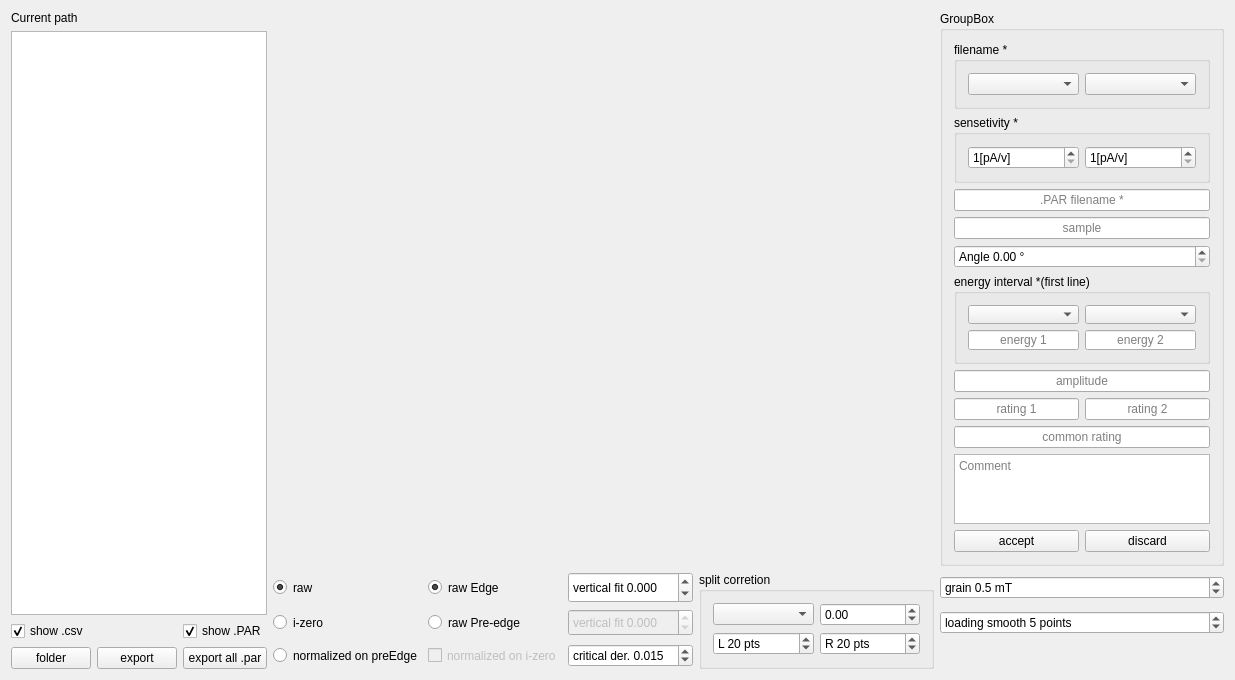
Above: mainwindow.ui from Rezenter/HysteLoop before the change. Below: the same form after it.
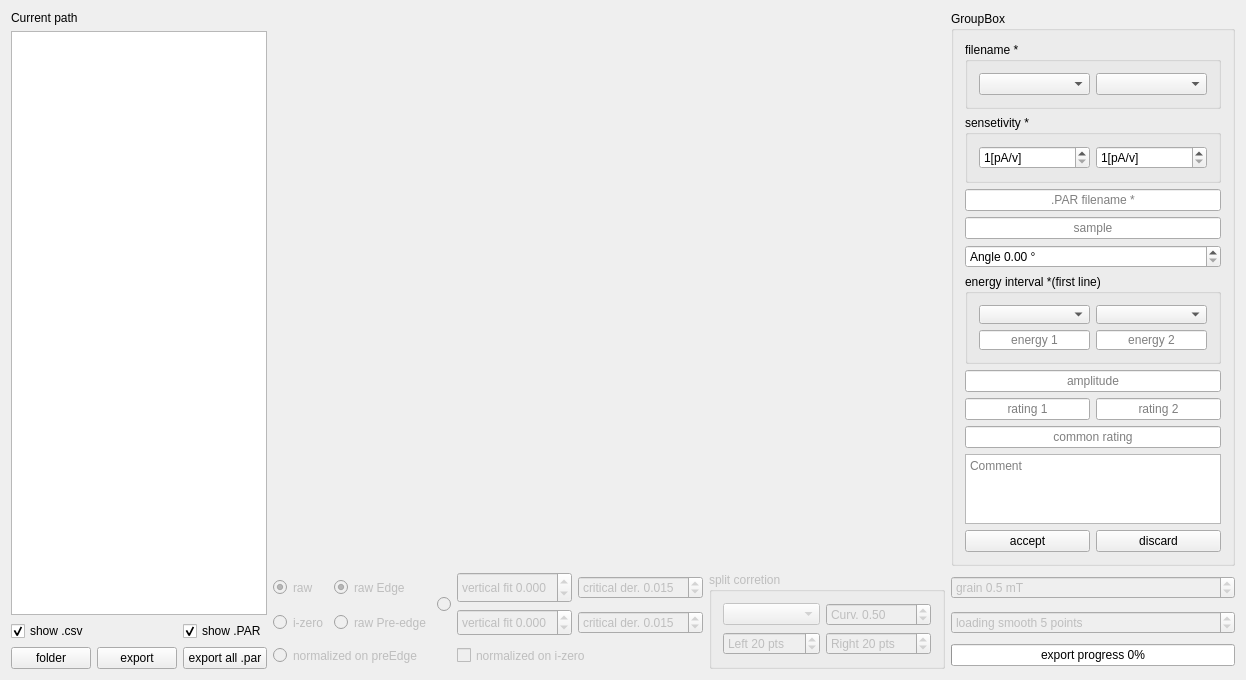
That is the form after the change.

Patch:
```diff
--- a/mainwindow.ui
+++ b/mainwindow.ui
@@ -15,7 +15,99 @@
   </property>
   <widget class="QWidget" name="centralWidget">
    <layout class="QGridLayout" name="gridLayout_5">
-    <item row="0" column="8">
+    <item row="1" column="6" rowspan="3" colspan="4">
+     <widget class="QGroupBox" name="splitGroupBox">
+      <property name="enabled">
+       <bool>false</bool>
+      </property>
+      <property name="sizePolicy">
+       <sizepolicy hsizetype="Expanding" vsizetype="Minimum">
+        <horstretch>0</horstretch>
+        <verstretch>0</verstretch>
+       </sizepolicy>
+      </property>
+      <property name="title">
+       <string>split corretion</string>
+      </property>
+      <layout class="QGridLayout" name="gridLayout_6">
+       <item row="1" column="0">
+        <widget class="QSpinBox" name="splitLeftSpinBox">
+         <property name="suffix">
+          <string> pts</string>
+         </property>
+         <property name="prefix">
+          <string>Left </string>
+         </property>
+         <property name="maximum">
+          <number>5000</number>
+         </property>
+         <property name="singleStep">
+          <number>1</number>
+         </property>
+         <property name="value">
+          <number>20</number>
+         </property>
+        </widget>
+       </item>
+       <item row="1" column="1">
+        <widget class="QSpinBox" name="splitRightSpinBox">
+         <property name="suffix">
+          <string> pts</string>
+         </property>
+         <property name="prefix">
+          <string>Right </string>
+         </property>
+         <property name="maximum">
+          <number>5000</number>
+         </property>
+         <property name="singleStep">
+          <number>1</number>
+         </property>
+         <property name="value">
+          <number>20</number>
+         </property>
+        </widget>
+       </item>
+       <item row="0" column="0">
+        <widget class="QComboBox" name="splitComboBox">
+         <property name="currentIndex">
+          <number>-1</number>
+         </property>
+        </widget>
+       </item>
+       <item row="0" column="1">
+        <widget class="QDoubleSpinBox" name="splitShiftDoubleSpinBox">
+         <property name="prefix">
+          <string>Curv. </string>
+         </property>
+         <property name="minimum">
+          <double>0.000000000000000</double>
+         </property>
+         <property name="maximum">
+          <double>1.000000000000000</double>
+         </property>
+         <property name="singleStep">
+          <double>0.010000000000000</double>
+         </property>
+         <property name="value">
+          <double>0.500000000000000</double>
+         </property>
+        </widget>
+       </item>
+      </layout>
+     </widget>
+    </item>
+    <item row="0" column="1" colspan="9">
+     <widget class="QWidget" name="chartWidget" native="true">
+      <property name="sizePolicy">
+       <sizepolicy hsizetype="Expanding" vsizetype="Expanding">
+        <horstretch>0</horstretch>
+        <verstretch>0</verstretch>
+       </sizepolicy>
+      </property>
+     </widget>
+    </item>
+    <item row="0" column="10">
      <widget class="QGroupBox" name="groupBox_4">
       <property name="title">
        <string>GroupBox</string>
@@ -364,7 +456,7 @@
       </layout>
      </widget>
     </item>
-    <item row="2" column="3">
+    <item row="2" column="4">
      <widget class="QDoubleSpinBox" name="verticalFit2SpinBox">
       <property name="enabled">
        <bool>false</bool>
@@ -392,8 +484,11 @@
       </property>
      </widget>
     </item>
-    <item row="1" column="3">
+    <item row="1" column="4">
      <widget class="QDoubleSpinBox" name="verticalFit1SpinBox">
+      <property name="enabled">
+       <bool>false</bool>
+      </property>
       <property name="sizePolicy">
        <sizepolicy hsizetype="Minimum" vsizetype="Minimum">
         <horstretch>0</horstretch>
@@ -420,8 +515,11 @@
       </property>
      </widget>
     </item>
-    <item row="2" column="8">
+    <item row="2" column="10">
      <widget class="QSpinBox" name="loadingSmoothSpinBox">
+      <property name="enabled">
+       <bool>false</bool>
+      </property>
       <property name="suffix">
        <string> points</string>
       </property>
@@ -441,6 +539,9 @@
     </item>
     <item row="2" column="2">
      <widget class="QRadioButton" name="preEdgeButton">
+      <property name="enabled">
+       <bool>false</bool>
+      </property>
       <property name="sizePolicy">
        <sizepolicy hsizetype="Minimum" vsizetype="Minimum">
         <horstretch>0</horstretch>
@@ -457,6 +558,9 @@
     </item>
     <item row="2" column="1">
      <widget class="QRadioButton" name="zeroSignalButton">
+      <property name="enabled">
+       <bool>false</bool>
+      </property>
       <property name="sizePolicy">
        <sizepolicy hsizetype="Minimum" vsizetype="Minimum">
         <horstretch>0</horstretch>
@@ -473,6 +577,9 @@
     </item>
     <item row="1" column="1">
      <widget class="QRadioButton" name="rawSignalButton">
+      <property name="enabled">
+       <bool>false</bool>
+      </property>
       <property name="sizePolicy">
        <sizepolicy hsizetype="Minimum" vsizetype="Minimum">
         <horstretch>0</horstretch>
@@ -490,18 +597,11 @@
       </attribute>
      </widget>
     </item>
-    <item row="0" column="1" colspan="7">
-     <widget class="QWidget" name="chartWidget" native="true">
-      <property name="sizePolicy">
-       <sizepolicy hsizetype="Expanding" vsizetype="Expanding">
-        <horstretch>0</horstretch>
-        <verstretch>0</verstretch>
-       </sizepolicy>
-      </property>
-     </widget>
-    </item>
-    <item row="1" column="8">
+    <item row="1" column="10">
      <widget class="QDoubleSpinBox" name="smoothDoubleSpinBox">
+      <property name="enabled">
+       <bool>false</bool>
+      </property>
       <property name="prefix">
        <string>grain </string>
       </property>
@@ -527,6 +627,9 @@
     </item>
     <item row="1" column="2">
      <widget class="QRadioButton" name="edgeButton">
+      <property name="enabled">
+       <bool>false</bool>
+      </property>
       <property name="sizePolicy">
        <sizepolicy hsizetype="Minimum" vsizetype="Minimum">
         <horstretch>0</horstretch>
@@ -544,141 +647,6 @@
       </attribute>
      </widget>
     </item>
-    <item row="3" column="1">
-     <widget class="QRadioButton" name="normSignalButton">
-      <property name="sizePolicy">
-       <sizepolicy hsizetype="Minimum" vsizetype="Minimum">
-        <horstretch>0</horstretch>
-        <verstretch>0</verstretch>
-       </sizepolicy>
-      </property>
-      <property name="text">
-       <string>normalized on preEdge</string>
-      </property>
-      <property name="checked">
-       <bool>false</bool>
-      </property>
-      <attribute name="buttonGroup">
-       <string notr="true">signalType</string>
-      </attribute>
-     </widget>
-    </item>
-    <item row="3" column="2">
-     <widget class="QCheckBox" name="zeroCheckBox">
-      <property name="enabled">
-       <bool>false</bool>
-      </property>
-      <property name="sizePolicy">
-       <sizepolicy hsizetype="Minimum" vsizetype="Minimum">
-        <horstretch>0</horstretch>
-        <verstretch>0</verstretch>
-       </sizepolicy>
-      </property>
-      <property name="text">
-       <string>normalized on i-zero</string>
-      </property>
-     </widget>
-    </item>
-    <item row="1" column="4" rowspan="3" colspan="4">
-     <widget class="QGroupBox" name="splitGroupBox">
-      <property name="enabled">
-       <bool>true</bool>
-      </property>
-      <property name="sizePolicy">
-       <sizepolicy hsizetype="Expanding" vsizetype="Minimum">
-        <horstretch>0</horstretch>
-        <verstretch>0</verstretch>
-       </sizepolicy>
-      </property>
-      <property name="title">
-       <string>split corretion</string>
-      </property>
-      <layout class="QGridLayout" name="gridLayout_6">
-       <item row="1" column="0">
-        <widget class="QSpinBox" name="splitLeftspinBox">
-         <property name="suffix">
-          <string> pts</string>
-         </property>
-         <property name="prefix">
-          <string>L </string>
-         </property>
-         <property name="maximum">
-          <number>999</number>
-         </property>
-         <property name="singleStep">
-          <number>10</number>
-         </property>
-         <property name="value">
-          <number>20</number>
-         </property>
-        </widget>
-       </item>
-       <item row="1" column="1">
-        <widget class="QSpinBox" name="splitRightSpinBox">
-         <property name="suffix">
-          <string> pts</string>
-         </property>
-         <property name="prefix">
-          <string>R </string>
-         </property>
-         <property name="maximum">
-          <number>999</number>
-         </property>
-         <property name="singleStep">
-          <number>10</number>
-         </property>
-         <property name="value">
-          <number>20</number>
-         </property>
-        </widget>
-       </item>
-       <item row="0" column="0">
-        <widget class="QComboBox" name="splitComboBox">
-         <property name="currentIndex">
-          <number>0</number>
-         </property>
-         <item>
-          <property name="text">
-           <string/>
-          </property>
-         </item>
-        </widget>
-       </item>
-       <item row="0" column="1">
-        <widget class="QDoubleSpinBox" name="splitShiftDoubleSpinBox">
-         <property name="minimum">
-          <double>-99.989999999999995</double>
-         </property>
-         <property name="singleStep">
-          <double>0.100000000000000</double>
-         </property>
-        </widget>
-       </item>
-      </layout>
-     </widget>
-    </item>
-    <item row="3" column="3">
-     <widget class="QDoubleSpinBox" name="derDoubleSpinBox">
-      <property name="enabled">
-       <bool>true</bool>
-      </property>
-      <property name="prefix">
-       <string>critical der. </string>
-      </property>
-      <property name="decimals">
-       <number>3</number>
-      </property>
-      <property name="maximum">
-       <double>10.000000000000000</double>
-      </property>
-      <property name="singleStep">
-       <double>0.001000000000000</double>
-      </property>
-      <property name="value">
-       <double>0.015000000000000</double>
-      </property>
-     </widget>
-    </item>
     <item row="0" column="0" rowspan="4">
      <layout class="QGridLayout" name="gridLayout_2">
       <item row="1" column="0" colspan="3">
@@ -764,6 +732,135 @@
       </item>
      </layout>
     </item>
+    <item row="1" column="3" rowspan="2">
+     <widget class="QRadioButton" name="bothButton">
+      <property name="enabled">
+       <bool>false</bool>
+      </property>
+      <property name="sizePolicy">
+       <sizepolicy hsizetype="Minimum" vsizetype="Minimum">
+        <horstretch>0</horstretch>
+        <verstretch>0</verstretch>
+       </sizepolicy>
+      </property>
+      <property name="text">
+       <string/>
+      </property>
+      <attribute name="buttonGroup">
+       <string notr="true">fileGroup</string>
+      </attribute>
+     </widget>
+    </item>
+    <item row="2" column="5">
+     <widget class="QDoubleSpinBox" name="der2DoubleSpinBox">
+      <property name="enabled">
+       <bool>false</bool>
+      </property>
+      <property name="prefix">
+       <string>critical der. </string>
+      </property>
+      <property name="decimals">
+       <number>3</number>
+      </property>
+      <property name="maximum">
+       <double>10.000000000000000</double>
+      </property>
+      <property name="singleStep">
+       <double>0.001000000000000</double>
+      </property>
+      <property name="value">
+       <double>0.015000000000000</double>
+      </property>
+     </widget>
+    </item>
+    <item row="3" column="1" colspan="2">
+     <widget class="QRadioButton" name="normSignalButton">
+      <property name="enabled">
+       <bool>false</bool>
+      </property>
+      <property name="sizePolicy">
+       <sizepolicy hsizetype="Minimum" vsizetype="Minimum">
+        <horstretch>0</horstretch>
+        <verstretch>0</verstretch>
+       </sizepolicy>
+      </property>
+      <property name="text">
+       <string>normalized on preEdge</string>
+      </property>
+      <property name="checked">
+       <bool>false</bool>
+      </property>
+      <attribute name="buttonGroup">
+       <string notr="true">signalType</string>
+      </attribute>
+     </widget>
+    </item>
+    <item row="3" column="4" colspan="2">
+     <widget class="QCheckBox" name="zeroCheckBox">
+      <property name="enabled">
+       <bool>false</bool>
+      </property>
+      <property name="sizePolicy">
+       <sizepolicy hsizetype="Minimum" vsizetype="Minimum">
+        <horstretch>0</horstretch>
+        <verstretch>0</verstretch>
+       </sizepolicy>
+      </property>
+      <property name="text">
+       <string>normalized on i-zero</string>
+      </property>
+     </widget>
+    </item>
+    <item row="1" column="5">
+     <widget class="QDoubleSpinBox" name="der1DoubleSpinBox">
+      <property name="enabled">
+       <bool>false</bool>
+      </property>
+      <property name="prefix">
+       <string>critical der. </string>
+      </property>
+      <property name="decimals">
+       <number>3</number>
+      </property>
+      <property name="maximum">
+       <double>10.000000000000000</double>
+      </property>
+      <property name="singleStep">
+       <double>0.001000000000000</double>
+      </property>
+      <property name="value">
+       <double>0.015000000000000</double>
+      </property>
+     </widget>
+    </item>
+    <item row="3" column="10">
+     <widget class="QProgressBar" name="progressBar">
+      <property name="sizePolicy">
+       <sizepolicy hsizetype="Minimum" vsizetype="Fixed">
+        <horstretch>0</horstretch>
+        <verstretch>0</verstretch>
+       </sizepolicy>
+      </property>
+      <property name="value">
+       <number>0</number>
+      </property>
+      <property name="alignment">
+       <set>Qt::AlignCenter</set>
+      </property>
+      <property name="textVisible">
+       <bool>true</bool>
+      </property>
+      <property name="invertedAppearance">
+       <bool>false</bool>
+      </property>
+      <property name="textDirection">
+       <enum>QProgressBar::TopToBottom</enum>
+      </property>
+      <property name="format">
+       <string>export progress %p%</string>
+      </property>
+     </widget>
+    </item>
    </layout>
   </widget>
  </widget>
```
Left out of the diff: 2 changed lines with no effect on the pictures.
